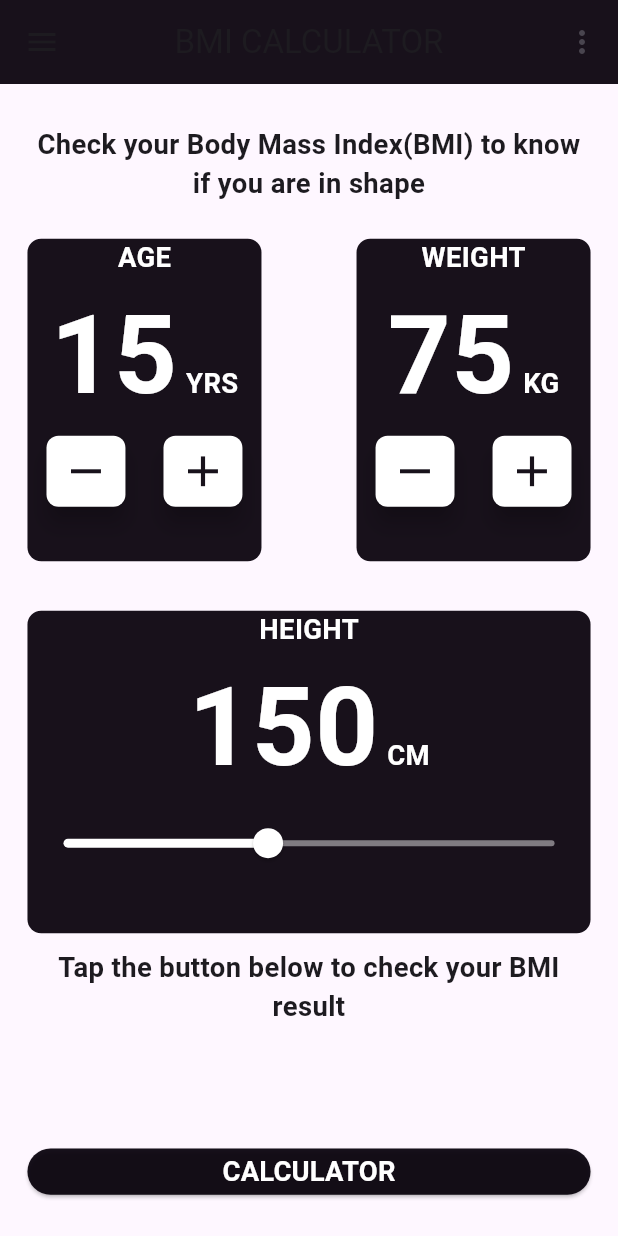
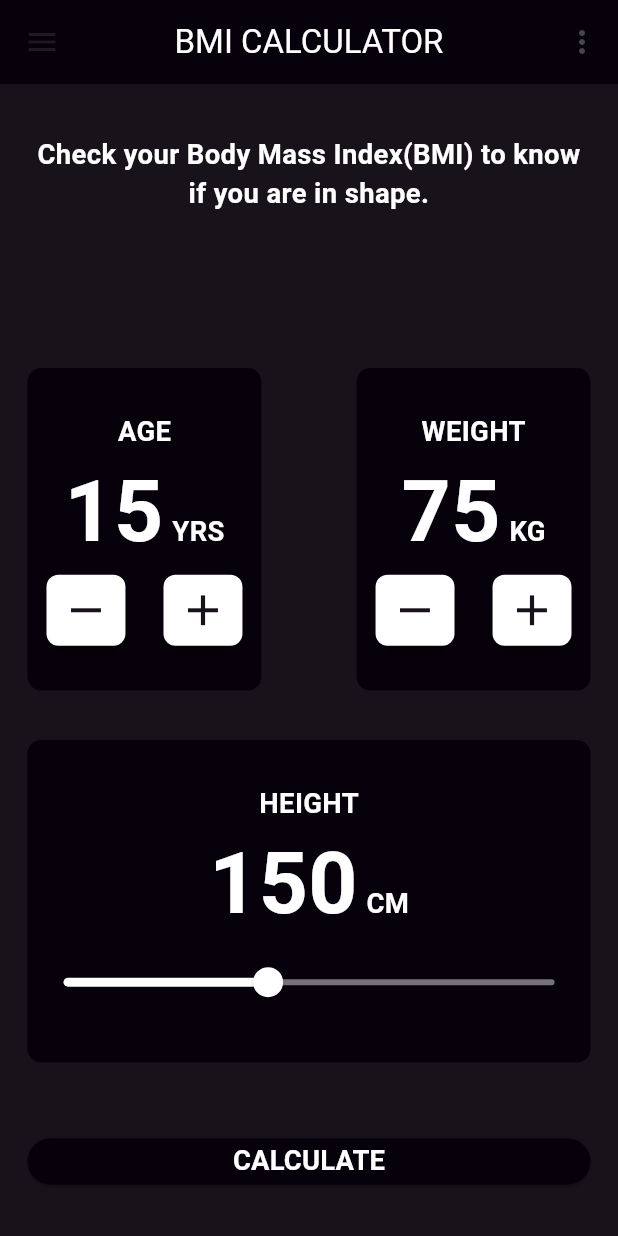
Before and after one commit to isikhack/Bmicalculator, a Flutter app: the screen it shows after launch, on a phone screen of 412 x 824 dp. Run offline on Flutter 3.47's test engine with Material 2 defaults, Android fonts, the phone set to English and light mode, and no system bars; our stand-ins replace flutter_screenutil.

Commit message:
first message

```diff
--- a/lib/bmi_caculator.dart
+++ b/lib/bmi_caculator.dart
@@ -32,7 +32,7 @@ class BMICalculator {
     } else if (_bmi >= 25 && _bmi <= 29.9) {
       return 'You need to eat less and probaly you need to exercise. consult your Doctor';
     } else {
-      return 'you are in obese weight range. you need to eat less and probaly you need  exercise more. consult your Doctor';
+      return 'You are in obese weight range. You need to eat less and probably  need to  exercise more. Consult your Doctor';
     }
   }
 }
--- a/lib/main.dart
+++ b/lib/main.dart
@@ -17,7 +17,7 @@ class MyApp extends StatelessWidget {
         return MaterialApp(
             debugShowCheckedModeBanner: false,
             theme: ThemeData(
-              primaryColor: Color.fromARGB(237, 6, 0, 10),
+              primaryColor: const Color.fromARGB(237, 6, 0, 10),
               useMaterial3: true,
             ),
             home: const HomeScreen());
--- a/lib/screens/customwidget/bmicard.dart
+++ b/lib/screens/customwidget/bmicard.dart
@@ -29,6 +29,7 @@ class BmiCard extends StatelessWidget {
         color: Theme.of(context).primaryColor,
       ),
       child: Column(
+        mainAxisAlignment: MainAxisAlignment.center,
         children: [
           Text(
             title,
@@ -46,7 +47,7 @@ class BmiCard extends StatelessWidget {
               Text(
                 value,
                 style: TextStyle(
-                  fontSize: 64.0.sp,
+                  fontSize: 50.0.sp,
                   color: Colors.white,
                   fontWeight: FontWeight.w600,
                 ),
--- a/lib/screens/home_screen.dart
+++ b/lib/screens/home_screen.dart
@@ -23,6 +23,7 @@ class _HomeScreenState extends State<HomeScreen> {
   Widget build(BuildContext context) {
     return SafeArea(
       child: Scaffold(
+        backgroundColor: Theme.of(context).primaryColor,
         drawer: const Drawer(),
         appBar: AppBar(
           backgroundColor: Theme.of(context).primaryColor,
@@ -35,25 +36,29 @@ class _HomeScreenState extends State<HomeScreen> {
             ),
           ],
           centerTitle: true,
-          title: const Text('BMI CALCULATOR'),
+          title: const Text(
+            'BMI CALCULATOR',
+            style: TextStyle(color: Colors.white),
+          ),
         ),
         body: Padding(
           padding: EdgeInsets.symmetric(
             horizontal: 16.0.sp,
-            vertical: 24.0.sp,
+            vertical: 30.0.sp,
           ),
           child: Column(
             children: [
               Text(
                 textAlign: TextAlign.center,
-                'Check your Body Mass Index(BMI) to know if you are in shape',
+                'Check your Body Mass Index(BMI) to know if you are in shape.',
                 style: TextStyle(
+                  color: Colors.white,
                   fontSize: 16.0.sp,
                   fontWeight: FontWeight.w600,
                 ),
               ),
               SizedBox(
-                height: 23.0.h,
+                height: 100.0.h,
               ),
               Row(
                 mainAxisAlignment: MainAxisAlignment.spaceBetween,
@@ -141,17 +146,17 @@ class _HomeScreenState extends State<HomeScreen> {
                 ),
               ),
               SizedBox(height: 10.h),
-              Text(
-                'Tap the button below to check your BMI result',
-                style: TextStyle(
-                  fontSize: 16.0.sp,
-                  fontWeight: FontWeight.w600,
-                ),
-                textAlign: TextAlign.center,
-              ),
+              // Text(
+              // 'Tap the button below to check your BMI result',
+              // style: TextStyle(
+              // fontSize: 16.0.sp,
+              // fontWeight: FontWeight.w600,
+              // ),
+              // textAlign: TextAlign.center,
+              // ),
               const Spacer(),
               CustomButton(
-                title: 'CALCULATOR',
+                title: 'CALCULATE',
                 onpressed: () {
                   Navigator.push(
                     context,
--- a/lib/screens/result_screen.dart
+++ b/lib/screens/result_screen.dart
@@ -19,9 +19,13 @@ class ResultScreen extends StatelessWidget {
   Widget build(BuildContext context) {
     return SafeArea(
       child: Scaffold(
+        backgroundColor: Theme.of(context).primaryColor,
         appBar: AppBar(
           centerTitle: true,
-          title: const Text('BMI CALCULATOR'),
+          title: const Text(
+            'BMI CALCULATOR',
+            style: TextStyle(color: Colors.white),
+          ),
           backgroundColor: Theme.of(context).primaryColor,
         ),
         body: Padding(
@@ -62,12 +66,12 @@ class ResultScreen extends StatelessWidget {
                       ),
                       ResultText(
                         title: bmiResult,
-                        fontsize: 96,
+                        fontsize: 86,
                         fontweight: FontWeight.bold,
                         color: Colors.white,
                       ),
                       const ResultText(
-                        title: 'EXPLANATION',
+                        title: 'EXPLANATION:',
                         fontsize: 16,
                         fontweight: FontWeight.bold,
                         color: Colors.white,
```
